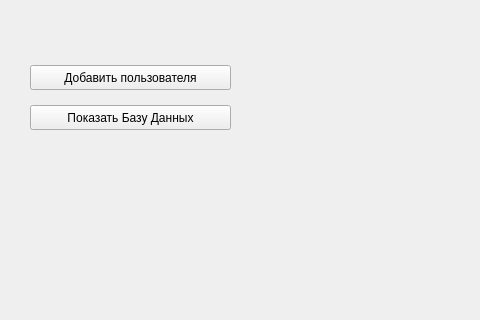
First picture: the form in admin_archive_lmk/mainwindow.ui, repository FANDIM-wolf/FileHub, before the edit; both pictures show x 0 to 480 and y 85 to 405 of the 800 by 600 pixel window.
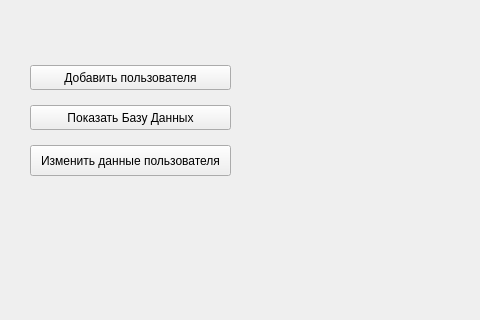
Second picture: the form after the edit.

```diff
--- a/admin_archive_lmk/mainwindow.ui
+++ b/admin_archive_lmk/mainwindow.ui
@@ -40,6 +40,19 @@
      <string>Показать Базу Данных</string>
     </property>
    </widget>
+   <widget class="QPushButton" name="pushButton_3">
+    <property name="geometry">
+     <rect>
+      <x>30</x>
+      <y>230</y>
+      <width>201</width>
+      <height>31</height>
+     </rect>
+    </property>
+    <property name="text">
+     <string>Изменить данные пользователя</string>
+    </property>
+   </widget>
   </widget>
   <widget class="QMenuBar" name="menubar">
    <property name="geometry">
```
